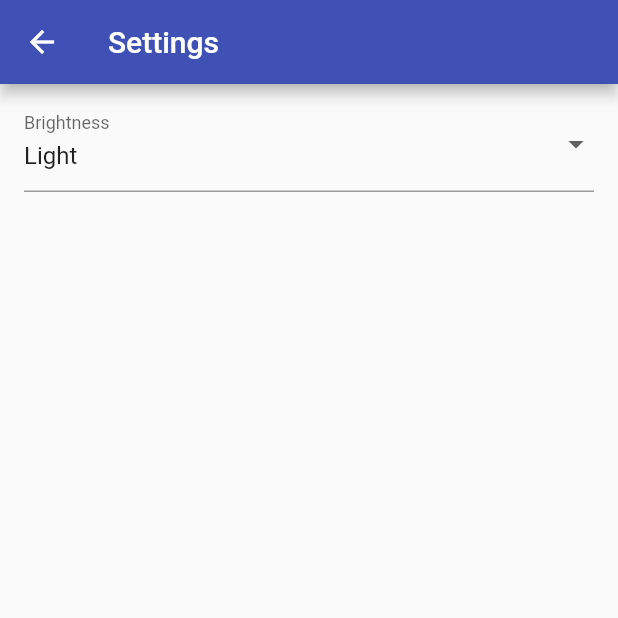
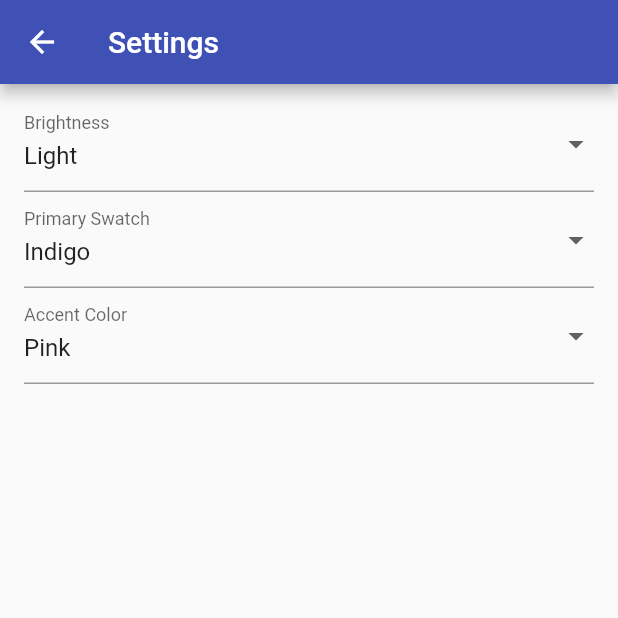
Before and after one commit to piedcipher/WallE, a Flutter app: the SettingsScreen screen opened by its route, on a phone screen of 412 x 824 dp, the top half of it. Run offline on Flutter 3.47's test engine with Material 2 defaults, Android fonts, the phone set to English and light mode, and no system bars; our stand-ins replace shared_preferences, sqflite; missing offline and left inert: intent; accounts and stored records are empty; network calls fail.

Commit message:
Added preference to set accentColor, primarySwatch

```diff
--- a/lib/screens/settings.dart
+++ b/lib/screens/settings.dart
@@ -4,8 +4,11 @@ import 'package:walle/utils/contants.dart';
 
 class SettingsScreen extends StatefulWidget {
   final Function updateBrightness;
+  final Function updatePrimarySwatch;
+  final Function updateAccentColor;
 
-  SettingsScreen(this.updateBrightness);
+  SettingsScreen(
+      this.updateBrightness, this.updatePrimarySwatch, this.updateAccentColor);
 
   @override
   _SettingsScreenState createState() => _SettingsScreenState();
@@ -14,6 +17,8 @@ class SettingsScreen extends StatefulWidget {
 class _SettingsScreenState extends State<SettingsScreen> {
   SharedPreferences _sharedPreferences;
   int _brightness;
+  String _primarySwatch;
+  String _accentColor;
 
   @override
   void initState() {
@@ -25,6 +30,10 @@ class _SettingsScreenState extends State<SettingsScreen> {
     _sharedPreferences = await SharedPreferences.getInstance();
     setState(() {
       _brightness = _sharedPreferences.getInt(kPreferenceBrightnessKey) ?? 1;
+      _primarySwatch =
+          _sharedPreferences.getString(kPreferencePrimarySwatchKey) ?? 'Indigo';
+      _accentColor =
+          _sharedPreferences.getString(kPreferenceAccentColorKey) ?? 'Pink';
     });
   }
 
@@ -66,6 +75,51 @@ class _SettingsScreenState extends State<SettingsScreen> {
                     ),
                   ],
                 ),
+                DropdownButtonFormField(
+                  value: _primarySwatch,
+                  onChanged: (newPrimarySwatch) async {
+                    setState(() {
+                      _primarySwatch = newPrimarySwatch;
+                    });
+                    _sharedPreferences.setString(
+                        kPreferencePrimarySwatchKey, newPrimarySwatch);
+                    widget
+                        .updatePrimarySwatch(primarySwatches[newPrimarySwatch]);
+                  },
+                  decoration: InputDecoration(
+                    labelText: 'Primary Swatch',
+                  ),
+                  items: [
+                    ...primarySwatches.keys.map(
+                      (primarySwatch) => DropdownMenuItem(
+                        child: Text(primarySwatch),
+                        value: primarySwatch,
+                      ),
+                    ),
+                  ],
+                ),
+                DropdownButtonFormField(
+                  value: _accentColor,
+                  onChanged: (newAccentColor) async {
+                    setState(() {
+                      _accentColor = newAccentColor;
+                    });
+                    _sharedPreferences.setString(
+                        kPreferenceAccentColorKey, newAccentColor);
+                    widget.updateAccentColor(accentColors[newAccentColor]);
+                  },
+                  decoration: InputDecoration(
+                    labelText: 'Accent Color',
+                  ),
+                  items: [
+                    ...accentColors.keys.map(
+                      (accentColor) => DropdownMenuItem(
+                        child: Text(accentColor),
+                        value: accentColor,
+                      ),
+                    ),
+                  ],
+                )
               ],
             ),
           ),
--- a/lib/utils/contants.dart
+++ b/lib/utils/contants.dart
@@ -1,5 +1,48 @@
+import 'package:flutter/material.dart';
 import 'package:sqflite/sqflite.dart';
 
 const kPreferenceBrightnessKey = 'kPreferenceBrightnessKey';
+const kPreferencePrimarySwatchKey = 'kPreferencePrimarySwatchKey';
+const kPreferenceAccentColorKey = 'kPreferenceAccentColorKey';
+
 Database kDatabase;
 const kTable = 'favorites';
+
+const Map<String, Color> primarySwatches = {
+  'Blue': Colors.blue,
+  'Indigo': Colors.indigo,
+  'Pink': Colors.pink,
+  'Yellow': Colors.yellow,
+  'Green': Colors.green,
+  'Light Green': Colors.lightGreen,
+  'Orange': Colors.orange,
+  'Deep Orange': Colors.deepOrange,
+  'Purple': Colors.purple,
+  'Deep Purple': Colors.deepPurple,
+  'Brown': Colors.brown,
+  'Lime': Colors.lime,
+  'Light Blue': Colors.lightBlue,
+  'Red': Colors.red,
+  'Amber': Colors.amber,
+  'Cyan': Colors.cyan,
+  'Teal': Colors.teal,
+};
+
+const Map<String, MaterialAccentColor> accentColors = {
+  'Indigo': Colors.indigoAccent,
+  'Blue': Colors.blueAccent,
+  'Green': Colors.greenAccent,
+  'Red': Colors.redAccent,
+  'Yellow': Colors.yellowAccent,
+  'Amber': Colors.amberAccent,
+  'Pink': Colors.pinkAccent,
+  'Purple': Colors.purpleAccent,
+  'Deep Purple': Colors.deepPurpleAccent,
+  'Orange': Colors.orangeAccent,
+  'Deep Orange': Colors.deepOrangeAccent,
+  'Light Blue': Colors.lightBlueAccent,
+  'Light Green': Colors.lightGreenAccent,
+  'Cyan': Colors.cyanAccent,
+  'Lime': Colors.limeAccent,
+  'Teal': Colors.tealAccent,
+};
```
Also changed, not shown: lib/main.dart (+24 -3 lines), lib/screens/favorites.dart (+22 -9 lines), lib/screens/home.dart (+10 -0 lines), lib/utils/db_provider.dart (+5 -4 lines).
